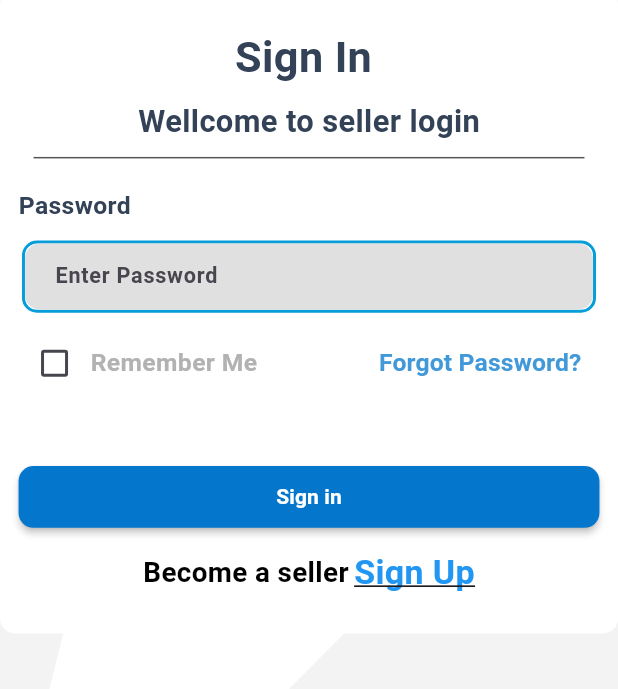
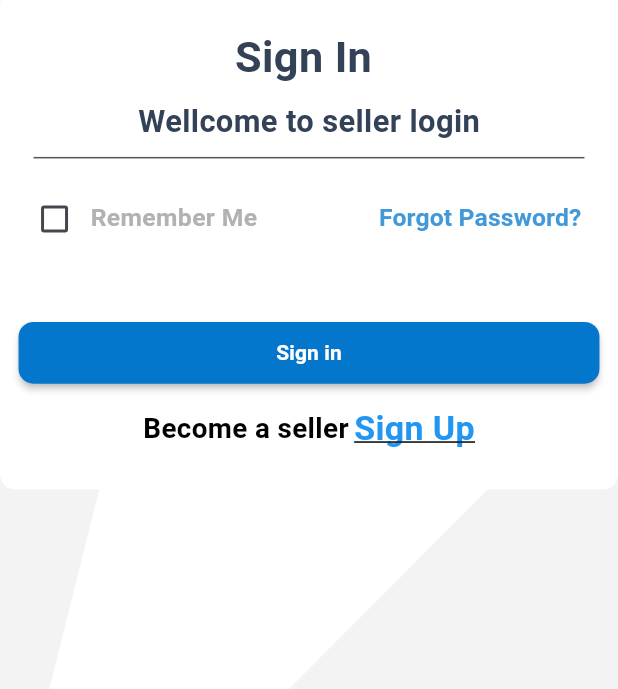
Before and after one commit to Talha413/git_prac, a Flutter app: the screen it shows after launch, on a phone screen of 412 x 824 dp, the part 226-915 px from its top. Run offline on Flutter 3.47's test engine with Material 2 defaults, Android fonts, the phone set to English and light mode, and no system bars.

Commit message:
Commit_6

```diff
--- a/lib/screens/sign_in_screens.dart
+++ b/lib/screens/sign_in_screens.dart
@@ -175,85 +175,7 @@
                                 endIndent: 10,
                                 height: 20,
                               ),
-                              Form(
-                                  key: _formKey,
-                                  child: Column(
-                                    children: [
-                                      SizedBox(
-                                        height:
-                                        MediaQuery.of(context).size.height / 80,
-                                      ),
-                                      Align(
-                                        alignment: Alignment.topLeft,
-                                        child: Text(
-                                          'Password',
-                                          style: TextStyle(
-                                              fontSize: _width * 0.04,
-                                              fontWeight: FontWeight.bold,
-                                              color: Color(0xff334257)),
-                                        ),
-                                      ),
-                                      SizedBox(
-                                        height:
-                                        MediaQuery.of(context).size.height / 100,
-                                      ),
-                                      Container(
-                                        margin: EdgeInsets.symmetric(
-                                            horizontal: _width * (2 / 360),
-                                            vertical: _height * (2 / 600)),
-                                        decoration: BoxDecoration(
-                                            borderRadius: BorderRadius.circular(10),
-                                            border: Border.all(
-                                                color: passwordError.isEmpty
-                                                    ? Color(0xFF069DD8)
-                                                    : Colors.red,
-                                                width: 2)),
-                                        height: _height * (35 / 600),
-                                        child: TextFormField(
-                                          // controller: _phoneController,
-                                          focusNode: _passWordFocus,
-                                          autovalidateMode:
-                                          AutovalidateMode.onUserInteraction,
-                                          keyboardType: TextInputType.visiblePassword,
-                                          textInputAction: TextInputAction.done,
-                                          decoration: InputDecoration(
-                                            filled: true,
-                                            fillColor: Color(0xffe0e0e0),
-                                            hintText: " Enter Password",
-                                            hintStyle: TextStyle(
-                                              fontSize: _width * 0.015 +_height*0.010,
-                                              fontWeight: FontWeight.bold,
 
-                                            ),
-                                            border: OutlineInputBorder(
-                                              borderRadius: BorderRadius.circular(10),
-                                              borderSide: BorderSide.none,
-                                            ),
-                                          ),
-                                          onChanged: (value) {
-                                            setState(() {
-                                              password = value;
-                                              passwordError = '';
-                                            });
-                                            _validatePasswordFields();
-                                          },
-                                          onEditingComplete: () {
-                                            _passWordFocus.unfocus();
-                                          },
-                                        ),
-                                      ),
-                                      if (passwordError.isNotEmpty)
-                                        Align(
-                                            alignment: Alignment.centerLeft,
-                                            child: Text(
-                                              passwordError!,
-                                              style: TextStyle(
-                                                  color: Colors.red,
-                                                  fontSize: _width / 26,
-                                                  fontWeight: FontWeight.bold),
-                                            )),
-                                    ],
-                                  )),
                               SizedBox(
                                 height: MediaQuery.of(context).size.height / 120,
                               ),
```
